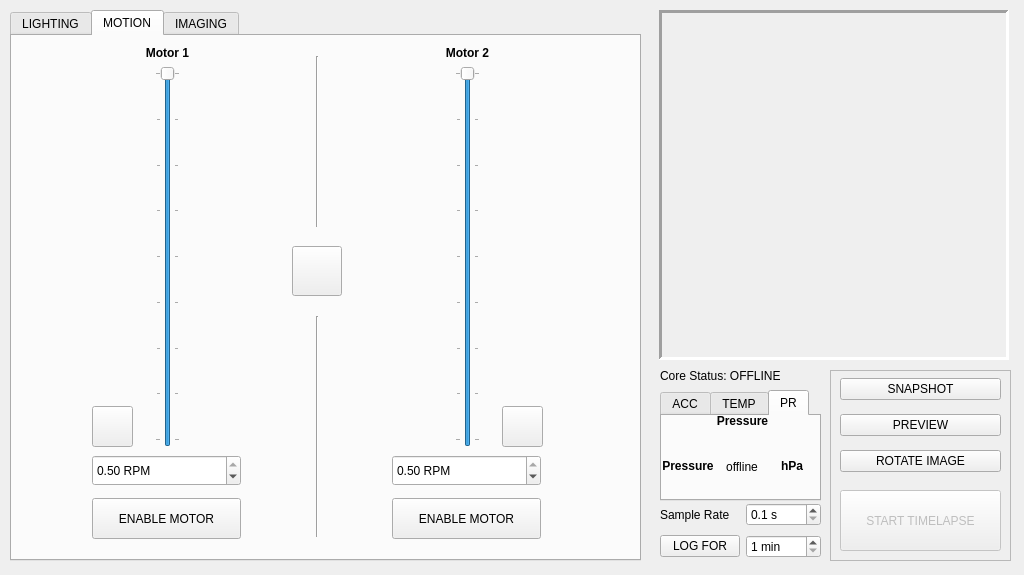
Above: _ui/Clinostat.ui from CoCl-Jerry/SciSpin_Max_Dev before the change. Below: the same form after it.
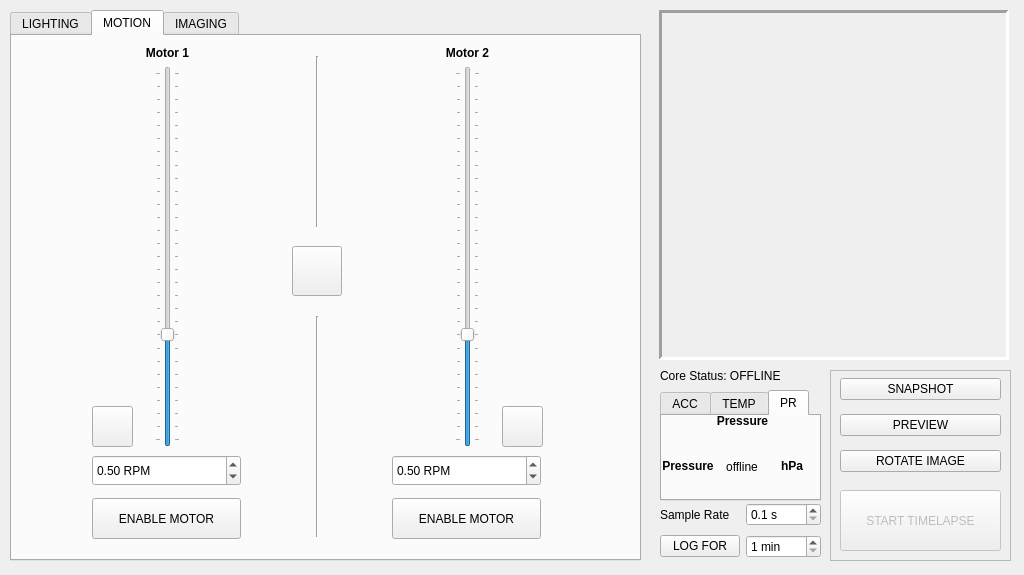
That is the form after the change. Icons and pictures are not drawn.

Diff of the .ui file:
```diff
--- a/_ui/Clinostat.ui
+++ b/_ui/Clinostat.ui
@@ -582,13 +582,13 @@
           <number>10</number>
          </property>
          <property name="maximum">
-          <number>50</number>
+          <number>150</number>
          </property>
          <property name="singleStep">
           <number>5</number>
          </property>
          <property name="pageStep">
-          <number>5</number>
+          <number>10</number>
          </property>
          <property name="value">
           <number>50</number>
@@ -635,7 +635,7 @@
           <number>10</number>
          </property>
          <property name="maximum">
-          <number>50</number>
+          <number>150</number>
          </property>
          <property name="singleStep">
           <number>5</number>
@@ -700,7 +700,7 @@
        <double>0.100000000000000</double>
       </property>
       <property name="maximum">
-       <double>0.500000000000000</double>
+       <double>1.500000000000000</double>
       </property>
       <property name="singleStep">
        <double>0.050000000000000</double>
@@ -728,7 +728,7 @@
        <double>0.100000000000000</double>
       </property>
       <property name="maximum">
-       <double>0.500000000000000</double>
+       <double>1.500000000000000</double>
       </property>
       <property name="singleStep">
        <double>0.050000000000000</double>
```
